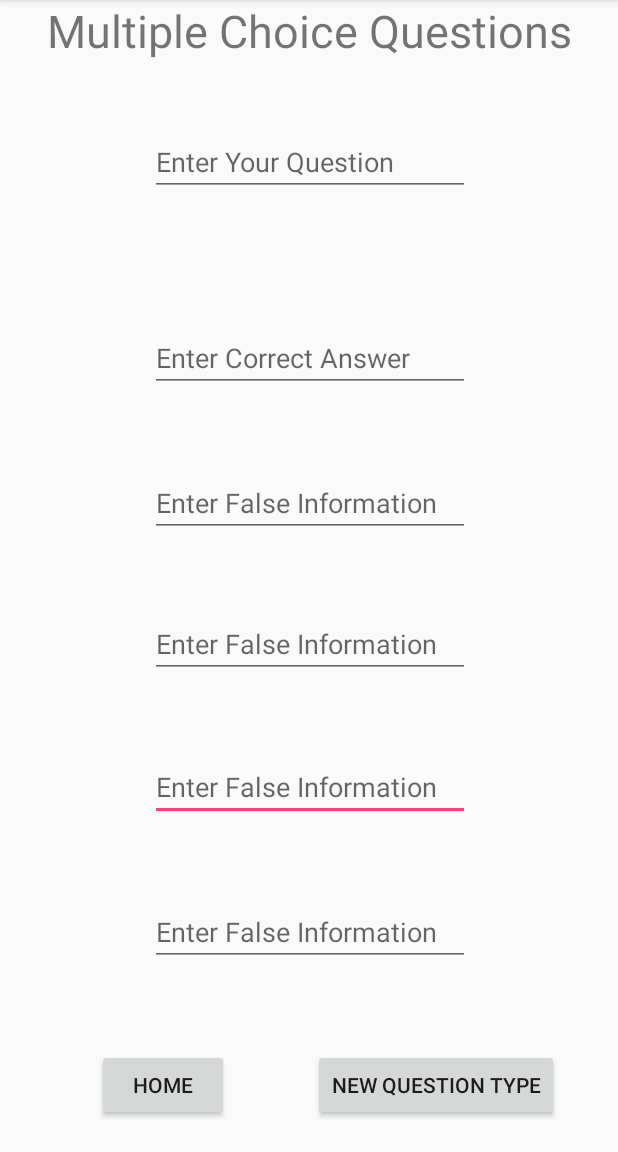
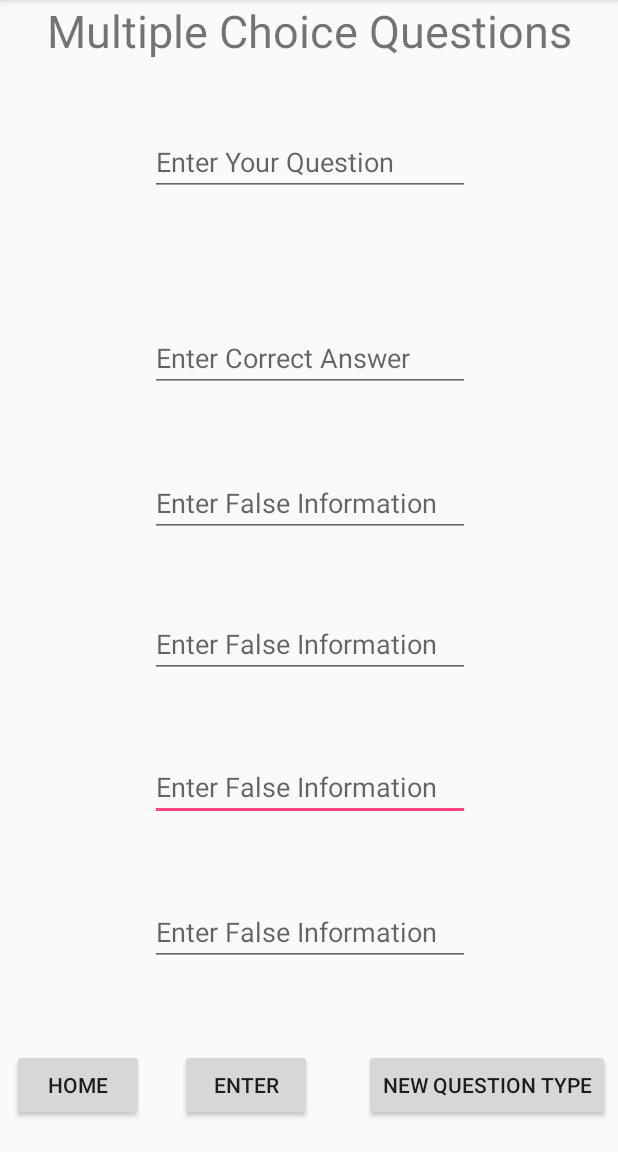
Before and after one commit to georgewpurnell/Study-App, an Android app: the MultipleChoice screen opened directly, with no data from a screen before it, on a phone screen of 412 x 824 dp, the part 84-1236 px from its top. Run offline under Robolectric (Android 15) with nearby library versions, the phone set to English and light mode, and no system bars.

Commit message:
"Version 3"

```diff
--- a/app/src/main/java/com/georgewpurnell/studyapp/MultipleChoice.java
+++ b/app/src/main/java/com/georgewpurnell/studyapp/MultipleChoice.java
@@ -6,13 +6,26 @@ import android.os.Bundle;
 import android.support.v7.app.AppCompatActivity;
 import android.view.View;
 import android.widget.Button;
+import android.widget.EditText;
+
+import java.util.ArrayList;
 
 public class MultipleChoice extends AppCompatActivity {
-
+    String question, answer;
+    ArrayList<String> wrongAnswerList = new ArrayList<String>();
     @Override
     protected void onCreate(Bundle savedInstanceState) {
         super.onCreate(savedInstanceState);
         setContentView(R.layout.activity_multiple_choice);
+
+        final EditText questionText = (EditText) findViewById(R.id.multChoiceQuestion);
+        final EditText correctAnswerText = (EditText) findViewById(R.id.multChoiceCorrectAns);
+        final EditText wrongAnswerText1 = (EditText) findViewById(R.id.multChoiceWrongAns1);
+        final EditText wrongAnswerText2 = (EditText) findViewById(R.id.multChoiceWrongAns2);
+        final EditText wrongAnswerText3 = (EditText) findViewById(R.id.multChoiceWrongAns3);
+        final EditText wrongAnswerText4 = (EditText) findViewById(R.id.multChoiceWrongAns4);
+
+        Button enter = (Button) findViewById(R.id.enterMultipleChoice);
         Button home = (Button) findViewById(R.id.homeMultipleChoice);
         //Button enter = (Button) findViewById(R.id.enterTrueFalse);
         Button newQuestionType = (Button) findViewById(R.id.newQuestionTypeMultipleChoice);
@@ -35,6 +48,36 @@ public class MultipleChoice extends AppCompatActivity {
             }
         });
 
+        enter.setOnClickListener(new View.OnClickListener() {
+            @Override
+            public void onClick(View v) {
+                question = questionText.getText().toString();
+                answer = correctAnswerText.getText().toString();
+                if (wrongAnswerText1.getText() != null) {
+                    wrongAnswerList.add(wrongAnswerText1.getText().toString());
+                }
+                if (wrongAnswerText2.getText() != null) {
+                    wrongAnswerList.add(wrongAnswerText2.getText().toString());
+                }
+                if (wrongAnswerText3.getText() != null) {
+                    wrongAnswerList.add(wrongAnswerText3.getText().toString());
+                }
+                if (wrongAnswerText4.getText() != null) {
+                    wrongAnswerList.add(wrongAnswerText4.getText().toString());
+                }
+                System.out.println(wrongAnswerList.toString());
+                questionText.setText(null);
+                correctAnswerText.setText(null);
+                wrongAnswerText1.setText(null);
+                wrongAnswerText2.setText(null);
+                wrongAnswerText3.setText(null);
+                wrongAnswerText4.setText(null);
+                wrongAnswerList.clear();
+                System.out.println(wrongAnswerList.toString());
+
+            }
+        });
+
 
     }
 
--- a/app/src/main/res/layout/activity_multiple_choice.xml
+++ b/app/src/main/res/layout/activity_multiple_choice.xml
@@ -10,16 +10,16 @@
         android:id="@+id/multChoiceWrongAns3"
         android:layout_width="wrap_content"
         android:layout_height="wrap_content"
+        android:layout_marginBottom="8dp"
+        android:layout_marginTop="8dp"
         android:ems="10"
         android:hint="Enter False Information"
-        android:inputType="textMultiLine"
+        android:inputType="text"
+        app:layout_constraintBottom_toBottomOf="parent"
+        app:layout_constraintHorizontal_bias="0.502"
         app:layout_constraintLeft_toLeftOf="parent"
         app:layout_constraintRight_toRightOf="parent"
-        app:layout_constraintHorizontal_bias="0.502"
-        app:layout_constraintBottom_toBottomOf="parent"
-        android:layout_marginBottom="8dp"
         app:layout_constraintTop_toTopOf="parent"
-        android:layout_marginTop="8dp"
         app:layout_constraintVertical_bias="0.699" />
 
     <TextView
@@ -36,80 +36,80 @@
         android:id="@+id/multChoiceQuestion"
         android:layout_width="wrap_content"
         android:layout_height="wrap_content"
+        android:layout_marginBottom="8dp"
+        android:layout_marginTop="85dp"
         android:ems="10"
         android:hint="Enter Your Question"
-        android:inputType="textMultiLine"
+        android:inputType="text"
+        app:layout_constraintBottom_toBottomOf="parent"
+        app:layout_constraintHorizontal_bias="0.502"
         app:layout_constraintLeft_toLeftOf="parent"
         app:layout_constraintRight_toRightOf="parent"
         app:layout_constraintTop_toTopOf="parent"
-        android:layout_marginTop="85dp"
-        app:layout_constraintBottom_toBottomOf="parent"
-        app:layout_constraintHorizontal_bias="0.502"
-        android:layout_marginBottom="8dp"
         app:layout_constraintVertical_bias="0.0" />
 
     <EditText
         android:id="@+id/multChoiceCorrectAns"
         android:layout_width="wrap_content"
         android:layout_height="wrap_content"
+        android:layout_marginBottom="8dp"
+        android:layout_marginTop="8dp"
         android:ems="10"
         android:hint="Enter Correct Answer"
-        android:inputType="textMultiLine"
+        android:inputType="text"
+        app:layout_constraintBottom_toBottomOf="parent"
+        app:layout_constraintHorizontal_bias="0.502"
         app:layout_constraintLeft_toLeftOf="parent"
         app:layout_constraintRight_toRightOf="parent"
-        android:layout_marginTop="8dp"
-        android:layout_marginBottom="8dp"
         app:layout_constraintTop_toTopOf="parent"
-        app:layout_constraintHorizontal_bias="0.502"
-        app:layout_constraintVertical_bias="0.294"
-        app:layout_constraintBottom_toBottomOf="parent" />
+        app:layout_constraintVertical_bias="0.294" />
 
     <EditText
         android:id="@+id/multChoiceWrongAns1"
         android:layout_width="wrap_content"
         android:layout_height="wrap_content"
+        android:layout_marginBottom="8dp"
+        android:layout_marginTop="8dp"
         android:ems="10"
         android:hint="Enter False Information"
-        android:inputType="textMultiLine"
+        android:inputType="text"
+        app:layout_constraintBottom_toBottomOf="parent"
+        app:layout_constraintHorizontal_bias="0.502"
         app:layout_constraintLeft_toLeftOf="parent"
         app:layout_constraintRight_toRightOf="parent"
-        android:layout_marginBottom="8dp"
         app:layout_constraintTop_toTopOf="parent"
-        android:layout_marginTop="8dp"
-        app:layout_constraintHorizontal_bias="0.502"
-        app:layout_constraintVertical_bias="0.431"
-        app:layout_constraintBottom_toBottomOf="parent" />
+        app:layout_constraintVertical_bias="0.431" />
 
     <EditText
         android:id="@+id/multChoiceWrongAns2"
         android:layout_width="wrap_content"
         android:layout_height="wrap_content"
+        android:layout_marginBottom="8dp"
+        android:layout_marginTop="8dp"
         android:ems="10"
         android:hint="Enter False Information"
-        android:inputType="textMultiLine"
+        android:inputType="text"
+        app:layout_constraintBottom_toBottomOf="parent"
+        app:layout_constraintHorizontal_bias="0.502"
         app:layout_constraintLeft_toLeftOf="parent"
         app:layout_constraintRight_toRightOf="parent"
-        android:layout_marginBottom="8dp"
         app:layout_constraintTop_toTopOf="parent"
-        android:layout_marginTop="8dp"
-        app:layout_constraintHorizontal_bias="0.502"
-        app:layout_constraintVertical_bias="0.564"
-        app:layout_constraintBottom_toBottomOf="parent" />
+        app:layout_constraintVertical_bias="0.564" />
 
     <EditText
         android:id="@+id/multChoiceWrongAns4"
         android:layout_width="wrap_content"
         android:layout_height="wrap_content"
+        android:layout_marginBottom="8dp"
+        android:layout_marginTop="8dp"
         android:ems="10"
         android:hint="Enter False Information"
-        android:inputType="textMultiLine"
+        android:inputType="text"
+        app:layout_constraintBottom_toBottomOf="parent"
+        app:layout_constraintHorizontal_bias="0.502"
         app:layout_constraintLeft_toLeftOf="parent"
         app:layout_constraintRight_toRightOf="parent"
-        app:layout_constraintBottom_toBottomOf="parent"
-        android:layout_marginBottom="8dp"
-        android:layout_marginTop="8dp"
         app:layout_constraintTop_toTopOf="parent"
-        app:layout_constraintHorizontal_bias="0.502"
         app:layout_constraintVertical_bias="0.836" />
 
     <Button
@@ -122,7 +122,7 @@
         android:layout_marginTop="8dp"
         android:text="Home"
         app:layout_constraintBottom_toBottomOf="parent"
-        app:layout_constraintHorizontal_bias="0.185"
+        app:layout_constraintHorizontal_bias="0.0"
         app:layout_constraintLeft_toLeftOf="parent"
         app:layout_constraintRight_toRightOf="parent"
         app:layout_constraintTop_toTopOf="parent"
@@ -138,7 +138,23 @@
         android:layout_marginTop="8dp"
         android:text="New Question Type"
         app:layout_constraintBottom_toBottomOf="parent"
-        app:layout_constraintHorizontal_bias="0.855"
+        app:layout_constraintHorizontal_bias="1.0"
+        app:layout_constraintLeft_toLeftOf="parent"
+        app:layout_constraintRight_toRightOf="parent"
+        app:layout_constraintTop_toTopOf="parent"
+        app:layout_constraintVertical_bias="0.982" />
+
+    <Button
+        android:id="@+id/enterMultipleChoice"
+        android:layout_width="wrap_content"
+        android:layout_height="wrap_content"
+        android:layout_marginBottom="8dp"
+        android:layout_marginLeft="8dp"
+        android:layout_marginRight="8dp"
+        android:layout_marginTop="8dp"
+        android:text="Enter"
+        app:layout_constraintBottom_toBottomOf="parent"
+        app:layout_constraintHorizontal_bias="0.364"
         app:layout_constraintLeft_toLeftOf="parent"
         app:layout_constraintRight_toRightOf="parent"
         app:layout_constraintTop_toTopOf="parent"
```
Also changed, not shown: app/src/main/java/com/georgewpurnell/studyapp/FillInBlank.java (+17 -1 lines), app/src/main/java/com/georgewpurnell/studyapp/FlashCard.java (+69 -1 lines), app/src/main/java/com/georgewpurnell/studyapp/MainActivity.java (+11 -0 lines), app/src/main/java/com/georgewpurnell/studyapp/QuestionRepository.java (added, +29 -0 lines), app/src/main/java/com/georgewpurnell/studyapp/TrueFalse.java (+14 -2 lines), app/src/main/res/layout/activity_fill_in_blank.xml (+10 -10 lines), app/src/main/res/layout/activity_flash_card.xml (+63 -0 lines), app/src/main/res/layout/activity_true_false.xml (+11 -11 lines).
